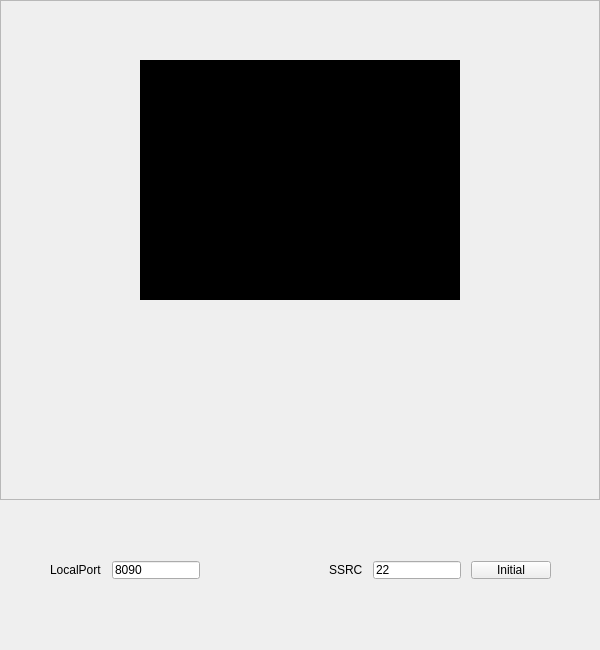
Before: the Qt Designer form widget.ui in zhuyanwei/WinBox, drawn with Qt 5.
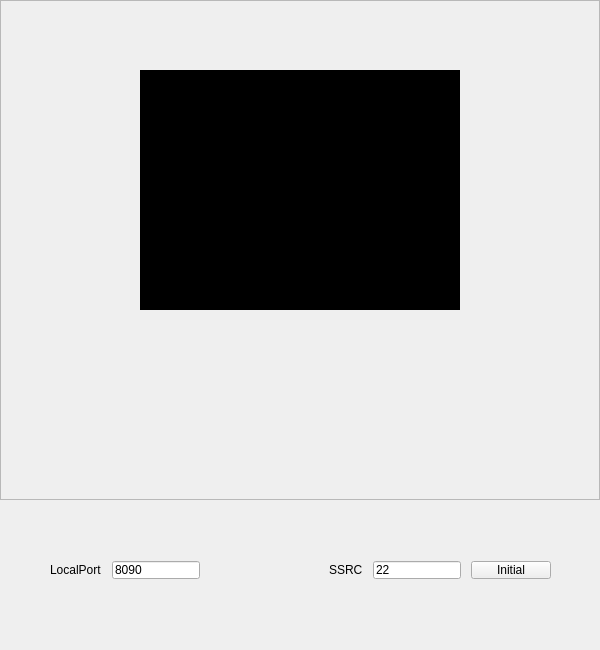
After: the same form once the commit is applied. Icons and pictures are not drawn.

```diff
--- a/widget.ui
+++ b/widget.ui
@@ -17,7 +17,7 @@
    <property name="geometry">
     <rect>
      <x>140</x>
-     <y>60</y>
+     <y>70</y>
      <width>320</width>
      <height>240</height>
     </rect>
```
